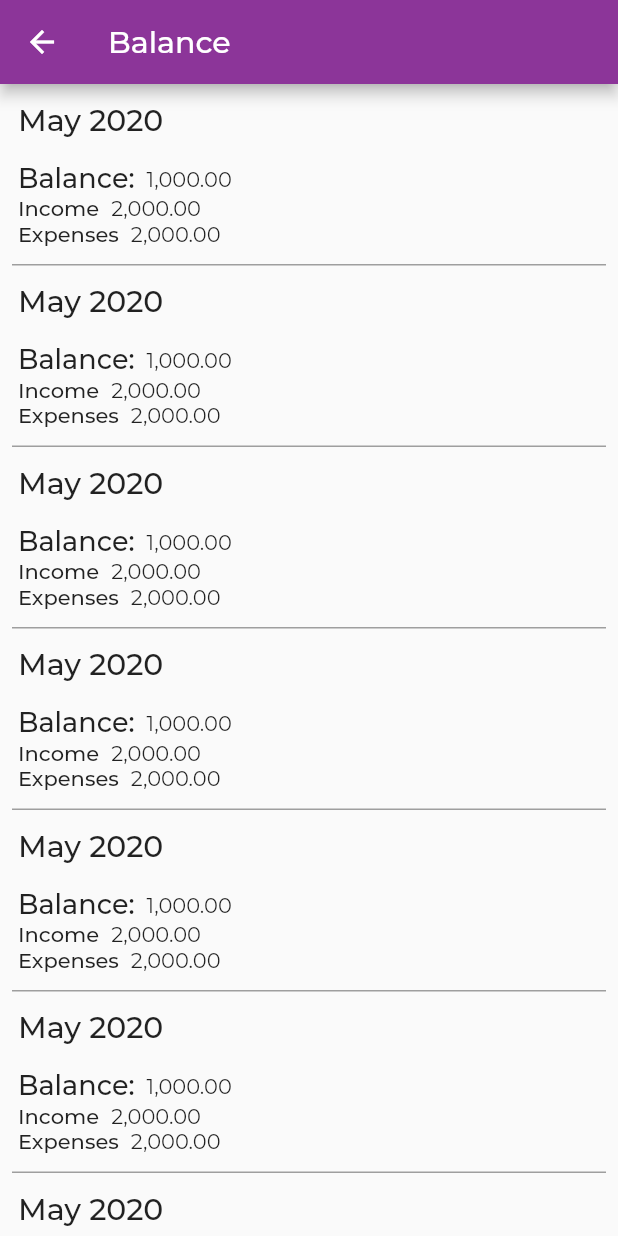
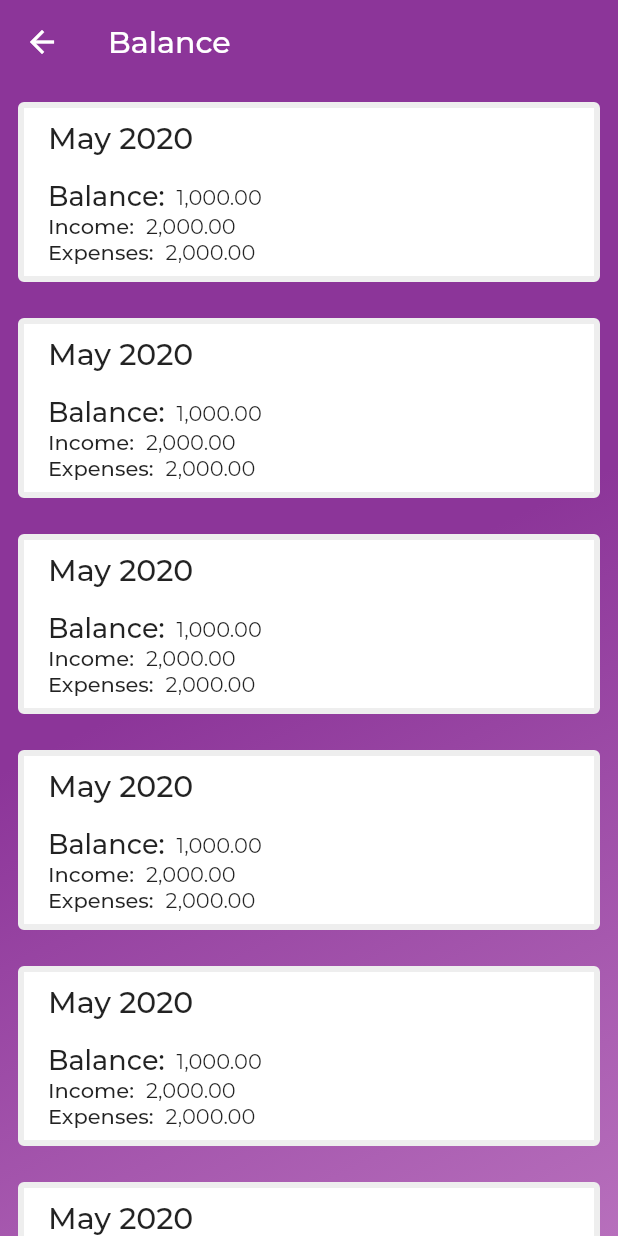
Before and after one commit to ManuelEMR/MCoins, a Flutter app: the BalanceScreen screen opened directly, on a phone screen of 412 x 824 dp. Run offline on Flutter 3.47's test engine with Material 2 defaults, Android fonts, the phone set to English and light mode, and no system bars; our stand-ins replace fluttertoast, freezed_annotation, i18n_extension, moor, moor_ffi, rxdart and 1 more; missing offline and left inert: flutter_simple_dependency_injection; generated files the repository leaves out were written again.

Commit message:
BalanceScreen

```diff
--- /dev/null
+++ b/packages/MCoins/lib/presentation/foundation/views/border_decoration.dart
@@ -0,0 +1,28 @@
+import 'package:flutter/material.dart';
+
+class BorderDecoration extends StatelessWidget {
+  final Widget child;
+  final double height;
+  final Color borderColor;
+  final Color backgroundColor;
+
+  const BorderDecoration(
+      {this.height, this.borderColor, this.backgroundColor, this.child});
+
+  @override
+  Widget build(BuildContext context) {
+    return Container(
+      padding: const EdgeInsets.symmetric(horizontal: 16),
+      decoration: BoxDecoration(
+        border: Border.all(
+          color: borderColor,
+          width: 4,
+        ),
+        borderRadius: BorderRadius.circular(4),
+        color: backgroundColor,
+      ),
+      height: height,
+      child: child,
+    );
+  }
+}
--- /dev/null
+++ b/packages/MCoins/lib/presentation/foundation/views/gradient_container.dart
@@ -0,0 +1,22 @@
+import 'package:flutter/material.dart';
+
+import 'gradient_box_decoration.dart';
+
+class GradientContainer extends StatelessWidget {
+  final Widget child;
+
+  const GradientContainer({this.child});
+
+  @override
+  Widget build(BuildContext context) {
+    return Container(
+      decoration: GradientBoxDecoration(
+        colors: [
+          Theme.of(context).primaryColor,
+          Theme.of(context).primaryColorLight
+        ],
+      ),
+      child: child,
+    );
+  }
+}
--- a/packages/MCoins/lib/presentation/modules/balance/balance_item.dart
+++ b/packages/MCoins/lib/presentation/modules/balance/balance_item.dart
@@ -1,3 +1,4 @@
+import 'package:MCoins/presentation/foundation/views/border_decoration.dart';
 import 'package:flutter/material.dart';
 import 'package:intl/intl.dart';
 
@@ -12,7 +13,12 @@ class BalanceItem extends StatelessWidget {
   Widget build(BuildContext context) {
     final textTheme = Theme.of(context).textTheme;
     final formatter = NumberFormat.currency(name: '');
-    return Column(
+    return BorderDecoration(
+      borderColor: Colors.grey[200],
+      backgroundColor: Colors.white,
+      child: Padding(
+        padding: const EdgeInsets.symmetric(vertical: 8),
+        child: Column(
           crossAxisAlignment: CrossAxisAlignment.start,
           children: <Widget>[
             Text('May 2020', style: textTheme.headline6),
@@ -29,19 +35,21 @@ class BalanceItem extends StatelessWidget {
             ),
             Row(
               children: <Widget>[
-            Text('Income', style: textTheme.bodyText1),
+                Text('Income:', style: textTheme.bodyText1),
                 const SizedBox(width: 8),
                 Text(formatter.format(balance.income).toString())
               ],
             ),
             Row(
               children: <Widget>[
-            Text('Expenses', style: textTheme.bodyText1),
+                Text('Expenses:', style: textTheme.bodyText1),
                 const SizedBox(width: 8),
                 Text(formatter.format(balance.income))
               ],
             ),
           ],
+        ),
+      ),
     );
   }
 }
--- a/packages/MCoins/lib/presentation/modules/balance/balance_screen.dart
+++ b/packages/MCoins/lib/presentation/modules/balance/balance_screen.dart
@@ -1,3 +1,4 @@
+import 'package:MCoins/presentation/foundation/views/gradient_container.dart';
 import 'package:MCoins/presentation/foundation/views/platform_scaffold.dart';
 import 'package:flutter/material.dart';
 
@@ -7,24 +8,21 @@ import 'models/balance.dart';
 class BalanceScreen extends StatelessWidget {
   @override
   Widget build(BuildContext context) {
-    return PlatformScaffold(
-      title: const Text('Balance'),
-      child: ListView.separated(
-        itemBuilder: (_, index) {
-          return Padding(
-            padding: const EdgeInsets.symmetric(horizontal: 12.0, vertical: 12.0),
-            child: BalanceItem(
-                balance: Balance('May 2020', 2000, 1000)),
-          );
-        },
-        separatorBuilder: (_, __) => Padding(
-          padding: const EdgeInsets.symmetric(horizontal: 8.0),
-          child: Container(
-              height: 1,
-              width: MediaQuery.of(context).size.width,
-              color: Colors.grey),
+    return GradientContainer(
+      child: PlatformScaffold(
+        title: const Text('Balance'),
+        elevation: 0,
+        backgroundColor: Colors.transparent,
+        child: ListView.builder(
+          itemBuilder: (_, index) {
+            return Padding(
+              padding:
+                  const EdgeInsets.symmetric(horizontal: 12.0, vertical: 12.0),
+              child: BalanceItem(balance: Balance('May 2020', 2000, 1000)),
+            );
+          },
+          itemCount: 20,
         ),
-        itemCount: 20,
       ),
     );
   }
```
Also changed, not shown: packages/MCoins/lib/presentation/modules/category_detail/category_detail_screen.dart (+2 -8 lines), packages/MCoins/lib/presentation/modules/create_record/create_record_screen.dart (+2 -7 lines), packages/MCoins/lib/presentation/modules/home/categories/home_category_item.dart (+3 -9 lines), packages/MCoins/lib/presentation/modules/home/recents/previous_record_item.dart (+4 -10 lines). Lines whose indentation alone changed are shown as unchanged.
